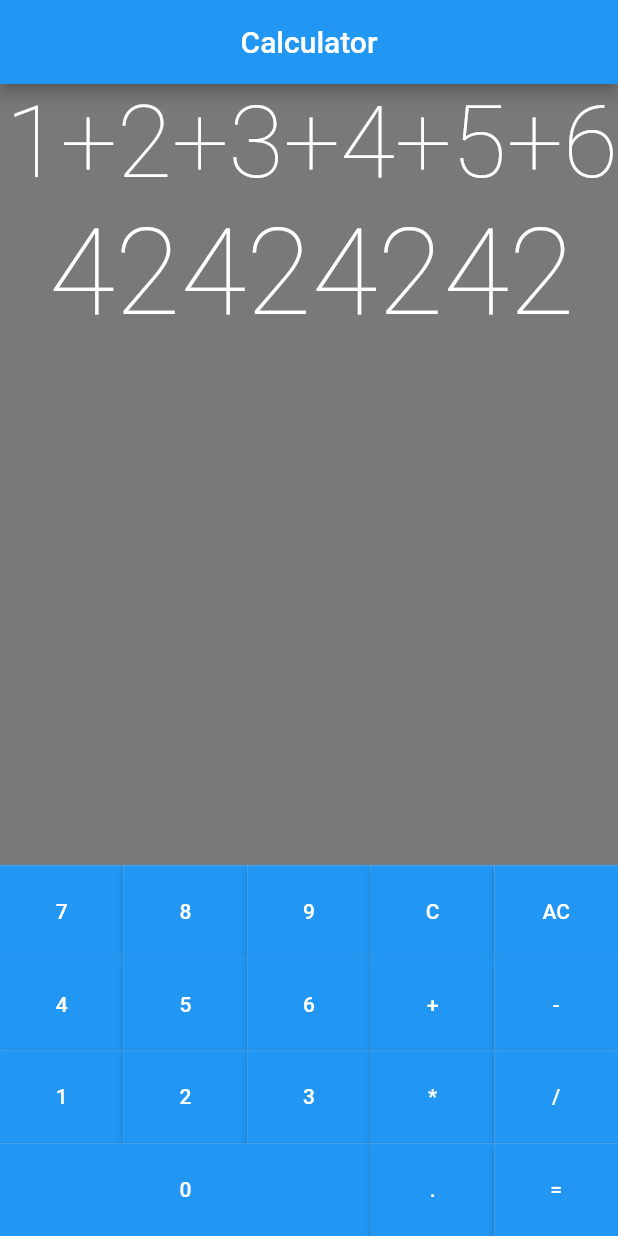
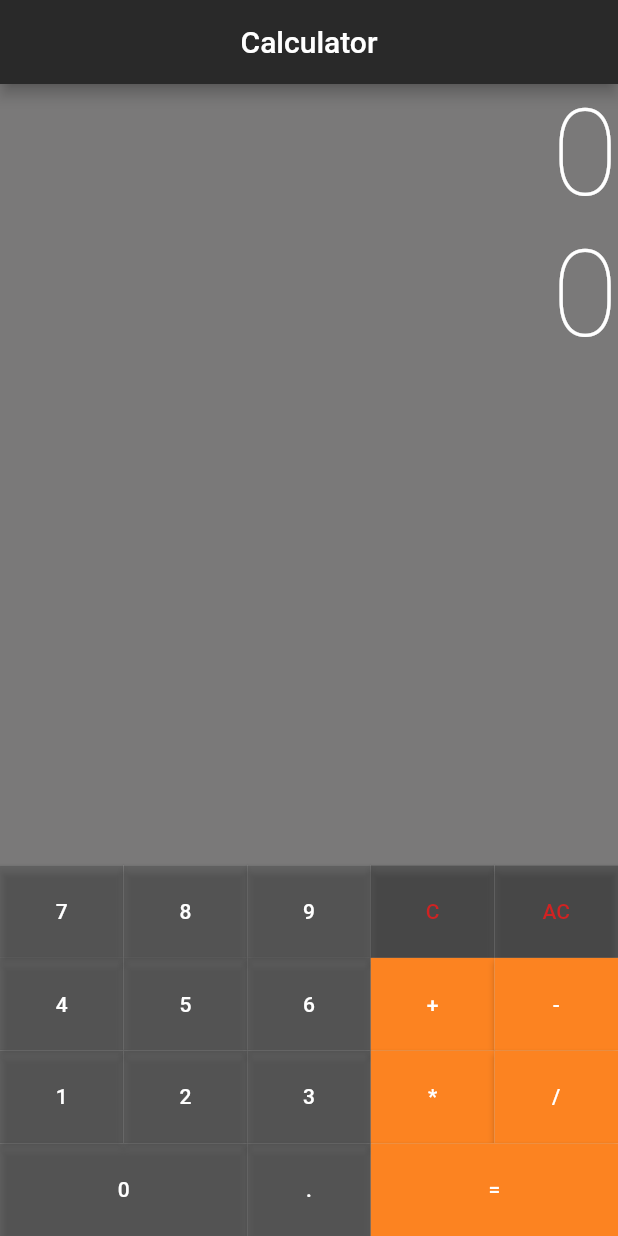
Before and after one commit to DaviPrograme/Flutter_start_42, a Flutter app: the screen it shows after launch, on a phone screen of 412 x 824 dp. Run offline on Flutter 3.47's test engine with Material 2 defaults, Android fonts, the phone set to English and light mode, and no system bars; drawn by our look-alikes of auto_size_text.

Commit message:
No exercicio 02 criei construtores especificos para cada elemento (number, point, arithmetic and clear). Além disso, alterei algumas cores do layout.

```diff
--- a/ex02/lib/button.dart
+++ b/ex02/lib/button.dart
@@ -3,24 +3,32 @@ import 'package:flutter/material.dart';
 
 class Button extends StatelessWidget{
   final String text;
-  final bool big;
+  final String bkgColor;
+  final String textColor;
+  final bool isBigButton;
 
-  Button(this.text, [this.big = false]);
+  Button(this.text, [this.isBigButton = false, this.bkgColor = "0x00000000", this.textColor = "0xFFFFFFFF"]);
+  Button.number(this.text, [this.isBigButton = false, this.bkgColor = "0xC3353535", this.textColor = "0xFFFFFFFF"]);
+  Button.point(this.text, [this.isBigButton = false, this.bkgColor = "0xC3353535", this.textColor = "0xFFFFFFFF"]);
+  Button.clear(this.text, [this.isBigButton = false, this.bkgColor = "0xC3252525", this.textColor = "0xC3FC1717"]);
+  Button.arithmetic(this.text, [this.isBigButton = false, this.bkgColor = "0xFFFC8321", this.textColor = "0xFFFFFFFF"]);
+
 
   @override
   Widget build(BuildContext context) {
     return Expanded(
-      flex: big ? 3 : 1,
+      flex: isBigButton ? 2 : 1,
       child: ElevatedButton(
         onPressed: () => print(text),
-        child: Text(text),
         style: ButtonStyle(
+          backgroundColor: MaterialStateProperty.all<Color>(Color(int.parse(bkgColor))),
           shape: MaterialStateProperty.all<RoundedRectangleBorder>(
             RoundedRectangleBorder(
               borderRadius: BorderRadius.circular(0.0),
             ),
           ),
         ),
+        child: Text(text, style: TextStyle(color: Color(int.parse(textColor)))),
       )
     );
   }
--- a/ex02/lib/display.dart
+++ b/ex02/lib/display.dart
@@ -2,8 +2,8 @@ import 'package:flutter/material.dart';
 import 'package:auto_size_text/auto_size_text.dart';
 
 class StateDisplayCalculator extends State<DisplayCalculator>{
-  String expression = "1+2+3+4+5+6";
-  String result = "42424242";
+  String expression = "0";
+  String result = "0";
 
   void insertCharIntoExpr(String char){
     setState(() {
--- a/ex02/lib/keyboard.dart
+++ b/ex02/lib/keyboard.dart
@@ -11,36 +11,36 @@ class Keyboard extends StatelessWidget{
           children: [
             ButtonRow(
               [
-                Button("7"),
-                Button("8"),
-                Button("9"),
-                Button("C"),
-                Button("AC"),
+                Button.number("7"),
+                Button.number("8"),
+                Button.number("9"),
+                Button.clear("C"),
+                Button.clear("AC"),
               ]
             ),
              ButtonRow(
               [
-                Button("4"),
-                Button("5"),
-                Button("6"),
-                Button("+"),
-                Button("-"),
+                Button.number("4"),
+                Button.number("5"),
+                Button.number("6"),
+                Button.arithmetic("+"),
+                Button.arithmetic("-"),
               ]
             ),
             ButtonRow(
               [
-                Button("1"),
-                Button("2"),
-                Button("3"),
-                Button("*"),
-                Button("/"),
+                Button.number("1"),
+                Button.number("2"),
+                Button.number("3"),
+                Button.arithmetic("*"),
+                Button.arithmetic("/"),
               ]
             ),
              ButtonRow(
               [
-                Button("0", true),
-                Button("."),
-                Button("="),
+                Button.number("0", true),
+                Button.point("."),
+                Button.arithmetic("=", true),
               ]
             ),
           ],
--- a/ex02/lib/main.dart
+++ b/ex02/lib/main.dart
@@ -12,6 +12,7 @@ class Calculator extends StatelessWidget {
     return MaterialApp(
      home: Scaffold(
       appBar: AppBar(
+        backgroundColor: const Color.fromARGB(255, 41, 41, 41),
         title: Container(
           width: double.infinity,
           child: Center(
```
